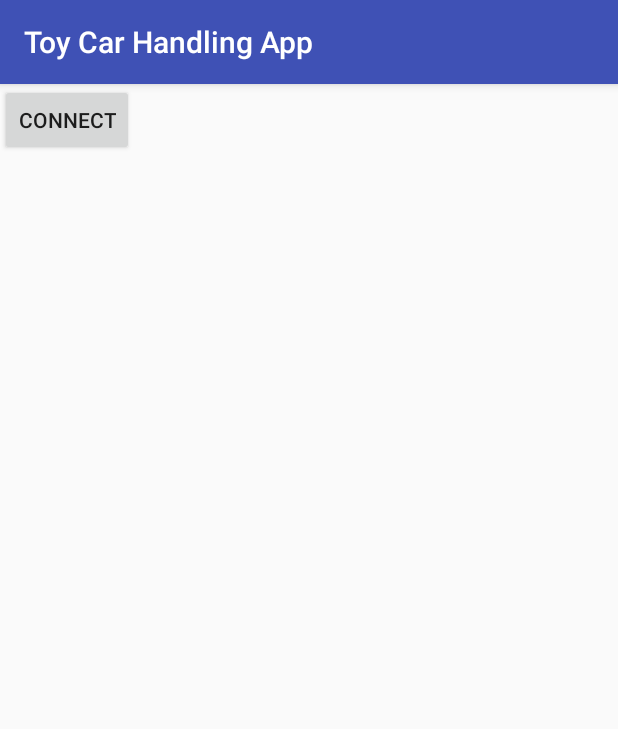
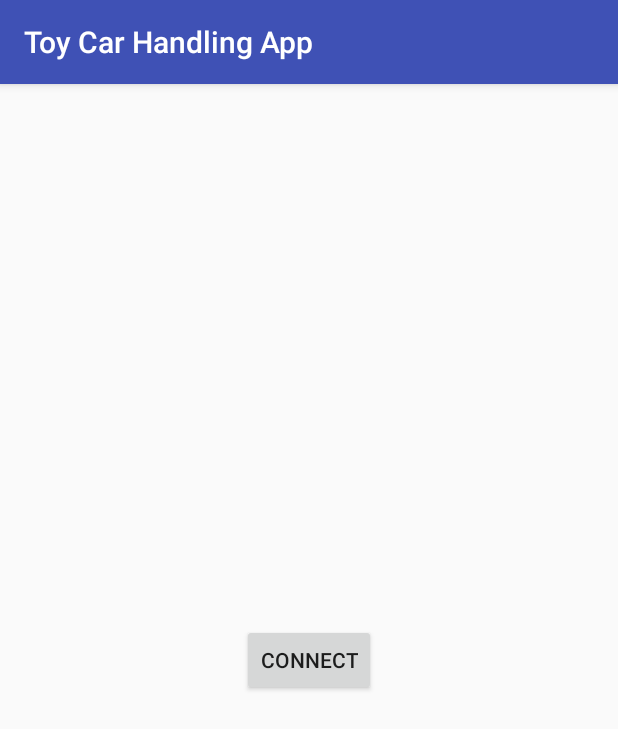
Before and after one commit to IvanSlaev/Car_Toy_Project, an Android app: the screen it shows after launch (MainActivity), on a phone screen of 412 x 824 dp. Shown: the top 729 px of the screen. Run offline under Robolectric (Android 15) with nearby library versions, the phone set to English and light mode, and no system bars; 1 statement that could not run was skipped.

Commit message:
make some changes on main activity

```diff
--- a/ToyCarHandlingApp/app/src/main/java/com/vanchu/toycarhandlingapp/MainActivity.java
+++ b/ToyCarHandlingApp/app/src/main/java/com/vanchu/toycarhandlingapp/MainActivity.java
@@ -19,15 +19,14 @@ public class MainActivity extends AppCompatActivity {
         super.onCreate(savedInstanceState);
         setContentView(R.layout.activity_main);
 
-        final Button bt_connect_button = findViewById(R.id.bt_button);
-
-        bt_connect_button.setOnClickListener(new View.OnClickListener() {
-            @Override
+        Button btButton = findViewById(R.id.bt_button);
+        btButton.setOnClickListener(new View.OnClickListener() {
             public void onClick(View v) {
-                Intent btIntent = new Intent(v.getContext(), BluetoothActivity.class);
-                startActivityForResult(btIntent, 0);
+                Intent intent = new Intent(getApplicationContext(), BluetoothSearch.class);
+                startActivity(intent);
             }
         });
+
     }
 
     /**
--- a/ToyCarHandlingApp/app/src/main/res/layout/activity_main.xml
+++ b/ToyCarHandlingApp/app/src/main/res/layout/activity_main.xml
@@ -10,7 +10,13 @@
         android:id="@+id/bt_button"
         android:layout_width="wrap_content"
         android:layout_height="wrap_content"
+        android:layout_marginBottom="8dp"
+        android:layout_marginEnd="8dp"
+        android:layout_marginStart="8dp"
+        android:layout_marginTop="8dp"
         android:text="Connect"
-        tools:layout_editor_absoluteX="148dp"
-        tools:layout_editor_absoluteY="231dp" />
+        app:layout_constraintBottom_toBottomOf="parent"
+        app:layout_constraintEnd_toEndOf="parent"
+        app:layout_constraintStart_toStartOf="parent"
+        app:layout_constraintTop_toTopOf="parent" />
 </android.support.constraint.ConstraintLayout>
```
